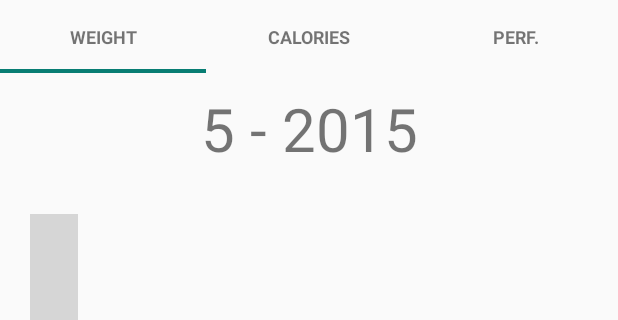
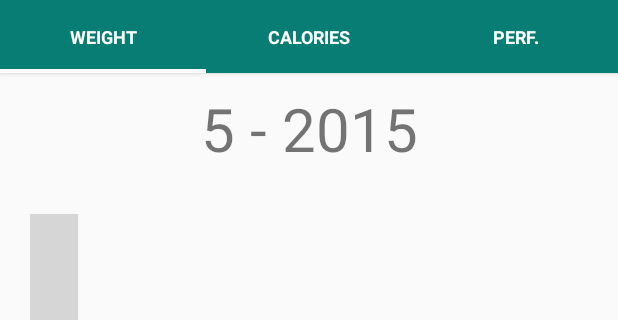
Before and after one commit to BlackBlade/Jogging-Trainer, an Android app: the screen it shows after launch (MainActivity), on a phone screen of 412 x 824 dp, the part 84-404 px from its top. Run offline under Robolectric (Android 15) with nearby library versions, the phone set to English and light mode, and no system bars; libraries missing offline, so code that uses them is left out: com.jjoe64.graphview; plain views replace GraphView; 6 statements that could not run were skipped; grey boxes are pictures that could not be loaded.

Commit message:
Improved statistics layout

```diff
--- a/app/src/main/java/com/example/luca/firstprojectapp/Fragments/StatisticsFragment.java
+++ b/app/src/main/java/com/example/luca/firstprojectapp/Fragments/StatisticsFragment.java
@@ -51,9 +51,10 @@ public class StatisticsFragment extends Fragment implements DatabaseManager.IOnC
         tabs.setCustomTabColorizer(new SlidingTabLayout.TabColorizer() {
             @Override
             public int getIndicatorColor(int position) {
-                return getResources().getColor(R.color.currTab);
+                return getResources().getColor(R.color.gridColor);
             }
         });
+        tabs.setBackgroundColor(getResources().getColor(R.color.currTab));
 
         // Setting the ViewPager For the SlidingTabsLayout
         tabs.setViewPager(pager);
--- a/app/src/main/java/com/example/luca/firstprojectapp/SlidingTab/SlidingTabLayout.java
+++ b/app/src/main/java/com/example/luca/firstprojectapp/SlidingTab/SlidingTabLayout.java
@@ -32,6 +32,8 @@ package com.example.luca.firstprojectapp.SlidingTab;
         import android.widget.HorizontalScrollView;
         import android.widget.LinearLayout;
         import android.widget.TextView;
+
+        import com.example.luca.firstprojectapp.R;
 
 /**
  * To be used with ViewPager to provide a tab indicator component which give constant feedback as to
@@ -215,6 +217,7 @@ public class SlidingTabLayout extends HorizontalScrollView {
 
             tabTitleView.setText(adapter.getPageTitle(i));
             tabView.setOnClickListener(tabClickListener);
+            tabTitleView.setTextColor(getResources().getColor(R.color.gridColor));
             String desc = mContentDescriptions.get(i, null);
             if (desc != null) {
                 tabView.setContentDescription(desc);
--- a/app/src/main/res/layout/activity_main.xml
+++ b/app/src/main/res/layout/activity_main.xml
@@ -15,22 +15,18 @@
      tools:context=".MainActivity"
     android:id="@+id/container">
 
-    <FrameLayout
-    android:layout_width="match_parent"
-    android:layout_height="wrap_content"
-    android:foreground="?android:windowContentOverlay">
+
     <!--Toolbar-->
     <android.support.v7.widget.Toolbar xmlns:android="http://schemas.android.com/apk/res/android"
         xmlns:app="http://schemas.android.com/apk/res-auto"
         android:id="@+id/toolbar"
-        android:elevation="2dp"
         android:layout_width="match_parent"
         android:layout_height="wrap_content"
         android:background="#087D73"
         android:minHeight="?attr/actionBarSize"
         app:theme="@style/AppTheme.Base"
         app:popupTheme="@style/AppTheme.ActionBar.Popup" /> <!--android background #1B5E20 -->
-</FrameLayout>
+
 
     <LinearLayout
         android:layout_width="match_parent"
--- a/app/src/main/res/layout/statistics_layout.xml
+++ b/app/src/main/res/layout/statistics_layout.xml
@@ -3,10 +3,7 @@
     android:layout_width="match_parent" android:layout_height="match_parent"
     android:orientation="vertical">
 
-    <FrameLayout
-        android:layout_width="match_parent"
-        android:layout_height="wrap_content"
-        android:foreground="?android:windowContentOverlay">
+
 
         <com.example.luca.firstprojectapp.SlidingTab.SlidingTabLayout
             android:layout_width="match_parent"
@@ -15,7 +12,7 @@
             android:elevation="2dp">
             </com.example.luca.firstprojectapp.SlidingTab.SlidingTabLayout>
 
-    </FrameLayout>
+
 
     <FrameLayout
         android:layout_width="match_parent"
```
Also changed, not shown: 1 other file.
